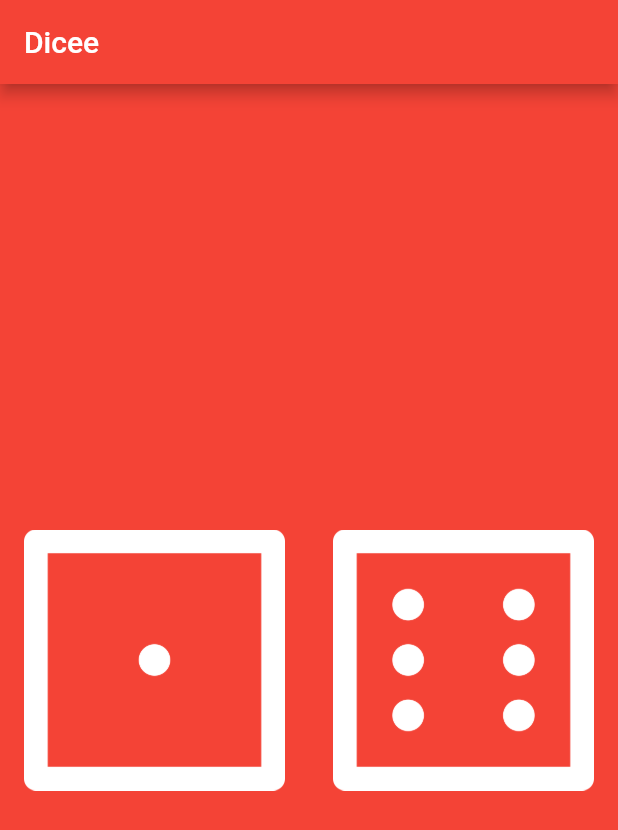
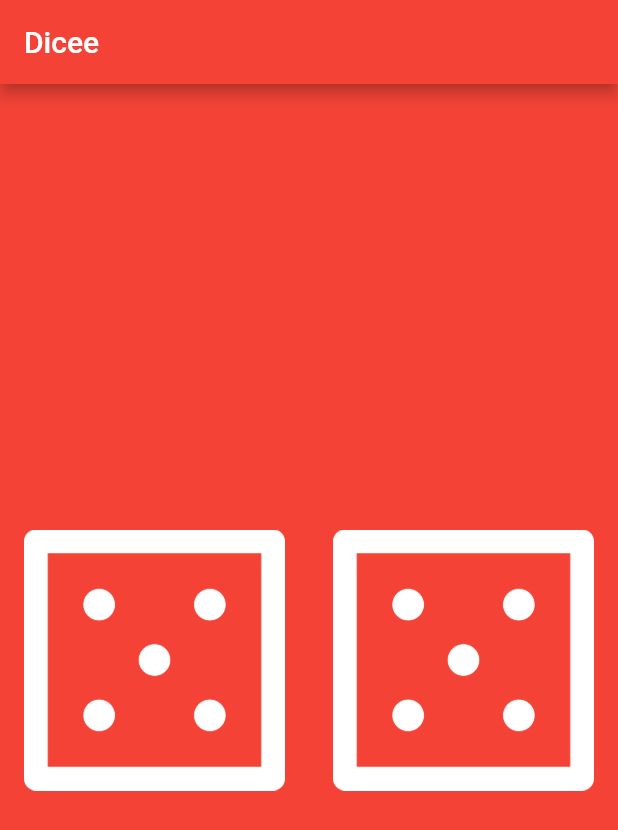
Before and after one commit to AbhijitHycinth/flutter-dicee, a Flutter app: the screen it shows after launch, on a phone screen of 412 x 824 dp. Shown: the top 830 px of the screen. Run offline on Flutter 3.47's test engine with Material 2 defaults, Android fonts, the phone set to English and light mode, and no system bars.

```diff
--- a/lib/widgets/Dice.dart
+++ b/lib/widgets/Dice.dart
@@ -1,33 +1,22 @@
-import 'dart:math';
-
 import 'package:flutter/material.dart';
 
 class Dice extends StatefulWidget {
-  int diceNumber;
+  final Function() rollDice;
+  final int number;
 
-  Dice(this.diceNumber);
+  Dice(this.number, {this.rollDice});
 
   @override
-  DiceState createState() => DiceState(diceNumber: this.diceNumber);
+  DiceState createState() => DiceState();
 }
 
 class DiceState extends State<Dice> {
-  int diceNumber;
-
-  DiceState({this.diceNumber});
-
-  void onPressed() {
-    setState(() {
-      diceNumber = Random().nextInt(6) + 1;
-    });
-  }
-
   @override
   Widget build(BuildContext context) {
     return FlatButton(
-      onPressed: this.onPressed,
+      onPressed: widget.rollDice,
       child: Image.asset(
-        'images/dice$diceNumber.png',
+        'images/dice' + (widget.number.toString()) + '.png',
       ),
     );
   }
--- a/lib/widgets/DicePage.dart
+++ b/lib/widgets/DicePage.dart
@@ -1,17 +1,45 @@
+import 'dart:math';
+
 import 'package:dicee/widgets/Dice.dart';
 import 'package:flutter/material.dart';
 
-class DicePage extends StatelessWidget {
+class DicePage extends StatefulWidget {
+  @override
+  DicePageState createState() => DicePageState();
+}
+
+class DicePageState extends State<DicePage> {
+  int leftDiceNumber = 1;
+  int rightDiceNumber = 1;
+
+  DicePageState() {
+    this.generateBothDiceNumbers();
+  }
+  void generateBothDiceNumbers() {
+    this.leftDiceNumber = Random().nextInt(6) + 1;
+    this.rightDiceNumber = Random().nextInt(6) + 1;
+  }
+
+  void rollBothDices() {
+    setState(this.generateBothDiceNumbers);
+  }
+
   @override
   Widget build(BuildContext context) {
     return Center(
       child: Row(
         children: <Widget>[
           Expanded(
-            child: Dice(1),
+            child: Dice(
+              leftDiceNumber,
+              rollDice: this.rollBothDices,
+            ),
           ),
           Expanded(
-            child: Dice(6),
+            child: Dice(
+              rightDiceNumber,
+              rollDice: this.rollBothDices,
+            ),
           )
         ],
       ),
```
